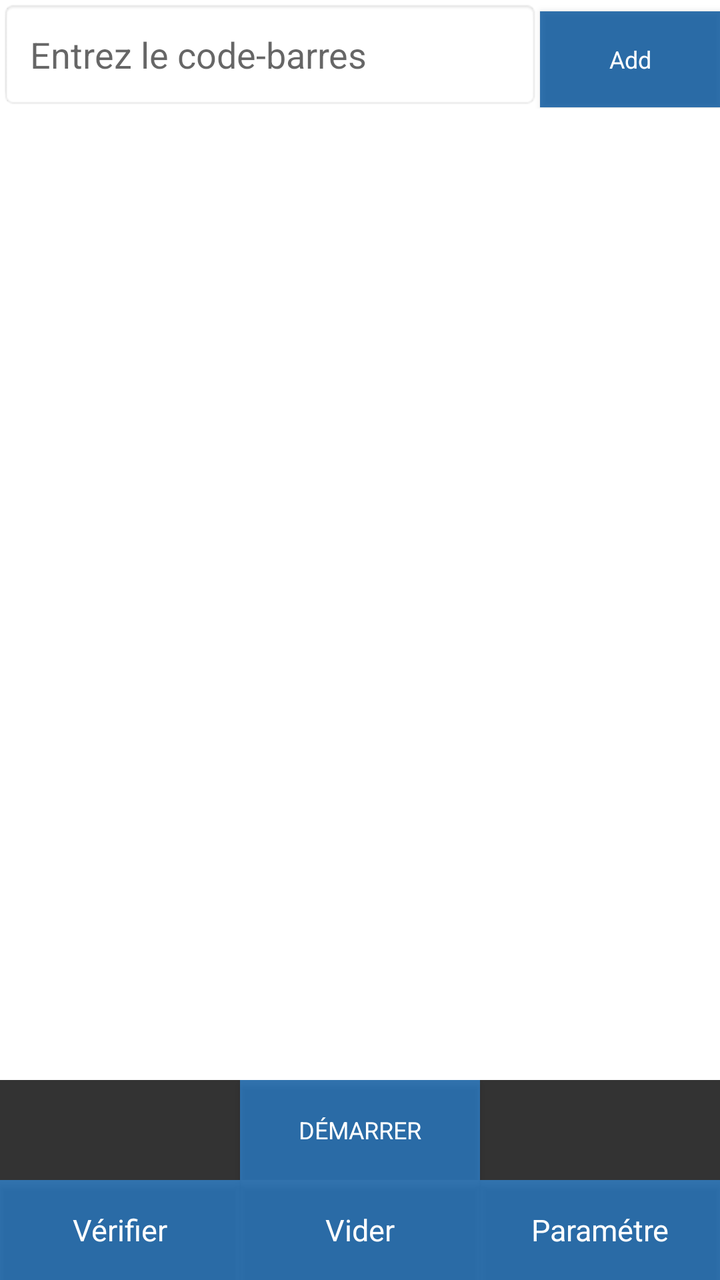
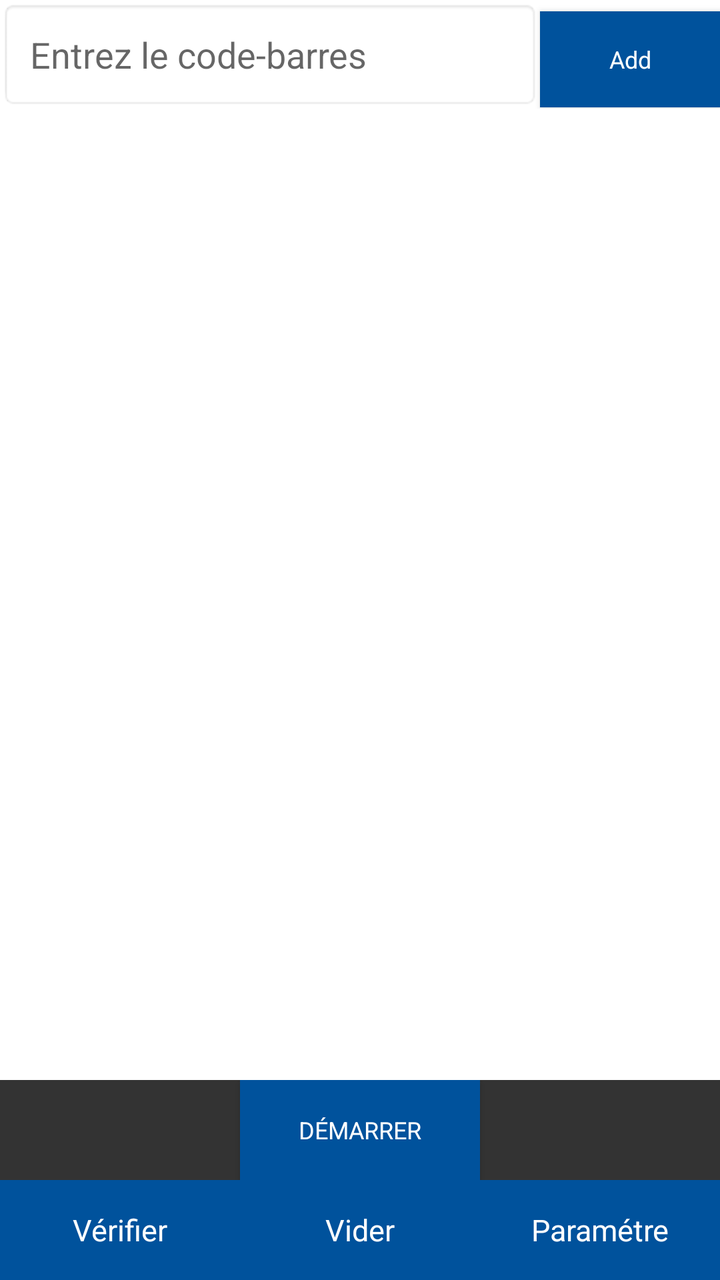

The first picture is an Android layout as it rendered before a commit; the second is the same layout after the commit. The layout source and the unified diff follow.
<!-- AndroidManifest.xml: application theme AppNewTheme -->
<!-- res/layout/fragment_inventory_barcode.xml -->
<LinearLayout xmlns:android="http://schemas.android.com/apk/res/android"
    xmlns:tools="http://schemas.android.com/tools"
    style="@style/base_layout_style"
    android:paddingLeft="0dp"
    android:paddingRight="0dp"
    android:orientation="vertical">

    <LinearLayout
        android:layout_width="match_parent"
        android:layout_height="wrap_content"
        android:orientation="horizontal">

        <EditText
            android:id="@+id/manualBarcodeInput"
            android:layout_width="0dp"
            android:layout_weight="3"
            android:layout_height="wrap_content"
            android:hint="Entrez le code-barres"
            android:inputType="text"
            android:padding="15dp"
            android:background="@android:drawable/editbox_background" />

        <Button
            android:id="@+id/addBarcodeButton"
            android:layout_width="0dp"
            android:layout_weight="1"
            android:layout_height="wrap_content"
            android:text="Add"
            style="@style/style_button_font"
            android:textSize="12sp" />
    </LinearLayout>

    <ListView
        android:id="@+id/inventoryBarcodeList"
        android:layout_width="match_parent"
        android:layout_height="0dp"
        android:layout_weight="95"
        android:divider="@android:color/darker_gray"
        android:dividerHeight="0.25dp" />

    <TextView
        android:id="@+id/inventoryBarcodeEmpty"
        android:layout_width="match_parent"
        android:layout_height="0dp"
        android:layout_weight="95"
        android:padding="@dimen/default_padding"
        style="@style/style_medium_font"
        android:text="@string/nobarcode_found"
        android:visibility="gone" />

    <LinearLayout
        android:layout_width="match_parent"
        android:layout_height="wrap_content"
        android:orientation="horizontal">

        <TextView
            android:id="@+id/inventoryBarcodeRunTime"
            android:layout_width="0dp"
            android:layout_weight="1"
            android:layout_height="wrap_content"
            android:textAlignment="textStart" />

        <TextView
            android:id="@+id/inventoryBarcodeVoltageLevel"
            android:layout_width="wrap_content"
            android:layout_height="wrap_content" />
    </LinearLayout>

    <LinearLayout
        android:layout_width="match_parent"
        android:layout_height="50dp"

        android:baselineAligned="false"
        android:orientation="horizontal">

        <TextView
            android:id="@+id/inventoryBarcodeYield"
            android:layout_width="0dp"
            android:layout_weight="10"
            android:layout_height="match_parent"
            android:gravity="center"
            style="@style/style_button_font_2" />

        <Button
            android:id="@+id/inventoryBarcodeButton"
            android:layout_width="0dp"
            android:layout_weight="10"
            android:layout_height="match_parent"
            style="@style/style_button_font"
            android:textSize="12sp"
            android:text="@string/start_title" />

        <TextView
            android:id="@+id/inventoryBarcodeTotal"
            android:layout_width="0dp"
            android:layout_weight="10"
            android:layout_height="match_parent"
            android:gravity="center"
            style="@style/style_button_font_2" />
    </LinearLayout>
    <LinearLayout
        android:layout_width="match_parent"
        android:layout_height="50dp"
        android:gravity="center|bottom"
        android:orientation="horizontal" >

        <Button
            android:id="@+id/verifyBarcodeButton"
            android:layout_width="0dp"
            android:layout_weight="1"
            android:layout_height="match_parent"
            style="@style/style_button_font"
            android:textSize="15sp"
            android:text="Vérifier" />

        <Button
            android:id="@+id/clearListBarcodeButton"
            android:layout_width="0dp"
            android:layout_weight="1"
            android:layout_height="match_parent"
            style="@style/style_button_font"
            android:textSize="15sp"
            android:text="Vider" />

        <Button
            android:id="@+id/settingBarcodeButton"
            android:layout_width="0dp"
            android:layout_weight="1"
            android:layout_height="match_parent"
            style="@style/style_button_font"
            android:textSize="15sp"
            android:text="Paramétre" />

    </LinearLayout>
</LinearLayout>
<!-- resources referenced by this layout -->
<resources>
  <dimen name="default_padding">10dp</dimen>
  <string name="nobarcode_found">Aucun code-barres trouvé</string>
  <string name="start_title">DÉMARRER</string>
  <style name="base_layout_style">
          <item name="android:layout_height">match_parent</item>
          <item name="android:layout_width">match_parent</item>
          <item name="android:paddingLeft">10dp</item>
          <item name="android:paddingRight">10dp</item>
      </style>
  <style name="style_button_font">
          <item name="android:textAppearance">?android:attr/textAppearanceLarge</item>
          <item name="android:textColor">@android:color/primary_text_dark</item>
          <item name="android:background">#CC000000</item>
      </style>
  <style name="style_button_font_2">
          <item name="android:textAppearance">?android:attr/textAppearanceLarge</item>
          <item name="android:textColor">@android:color/primary_text_dark</item>
          <item name="android:background">#CC000000</item>
          <item name="android:textSize">8sp</item>
      </style>
  <style name="style_medium_font">
          <item name="android:layout_width">match_parent</item>
          <item name="android:layout_height">wrap_content</item>
          <item name="android:textAppearance">?android:attr/textAppearanceMedium</item>
      </style>
  <style name="AppNewTheme" parent="Theme.MaterialComponents.Light.NoActionBar">
          <item name="colorPrimary">@color/colorPrimary</item>
          <item name="colorPrimaryDark">@color/colorPrimaryDark</item>
          <item name="colorAccent">@color/colorPrimary</item>
          <item name="android:textAllCaps">false</item>
          <item name="windowActionBar">false</item>
          <item name="windowNoTitle">true</item>
          <item name="actionButtonStyle">@style/ActionButtonStyle</item>
          <item name="actionBarTabTextStyle">@style/ActionTabTextStyle</item>
      </style>
  <color name="colorPrimary">#00529c</color>
  <color name="colorPrimaryDark">#3F51B5</color>
  <style name="ActionButtonStyle">
          <item name="android:minWidth">0dp</item>
          <item name="android:paddingLeft">0dp</item>
          <item name="android:paddingRight">5dp</item>
      </style>
  <style name="ActionTabTextStyle">
          <item name="android:textAllCaps">false</item>
      </style>
</resources>

<!-- the commit's change to res/layout/fragment_inventory_barcode.xml (unified diff, before → after) -->
@@ -18,7 +18,9 @@
             android:hint="Entrez le code-barres"
             android:inputType="text"
             android:padding="15dp"
-            android:background="@android:drawable/editbox_background" />
+            android:background="@android:drawable/editbox_background"
+            android:focusable="true"
+            android:focusableInTouchMode="true"/>
 
         <Button
             android:id="@+id/addBarcodeButton"
<!-- resource entries referenced after the edit -->
@@ -11,8 +11,8 @@
       </style>
   <style name="style_button_font">
           <item name="android:textAppearance">?android:attr/textAppearanceLarge</item>
-          <item name="android:textColor">@android:color/primary_text_dark</item>
-          <item name="android:background">#CC000000</item>
+          <item name="android:textColor">#FFFFFF</item>
+          <item name="android:background">#4b77be</item>
       </style>
   <style name="style_button_font_2">
           <item name="android:textAppearance">?android:attr/textAppearanceLarge</item>
